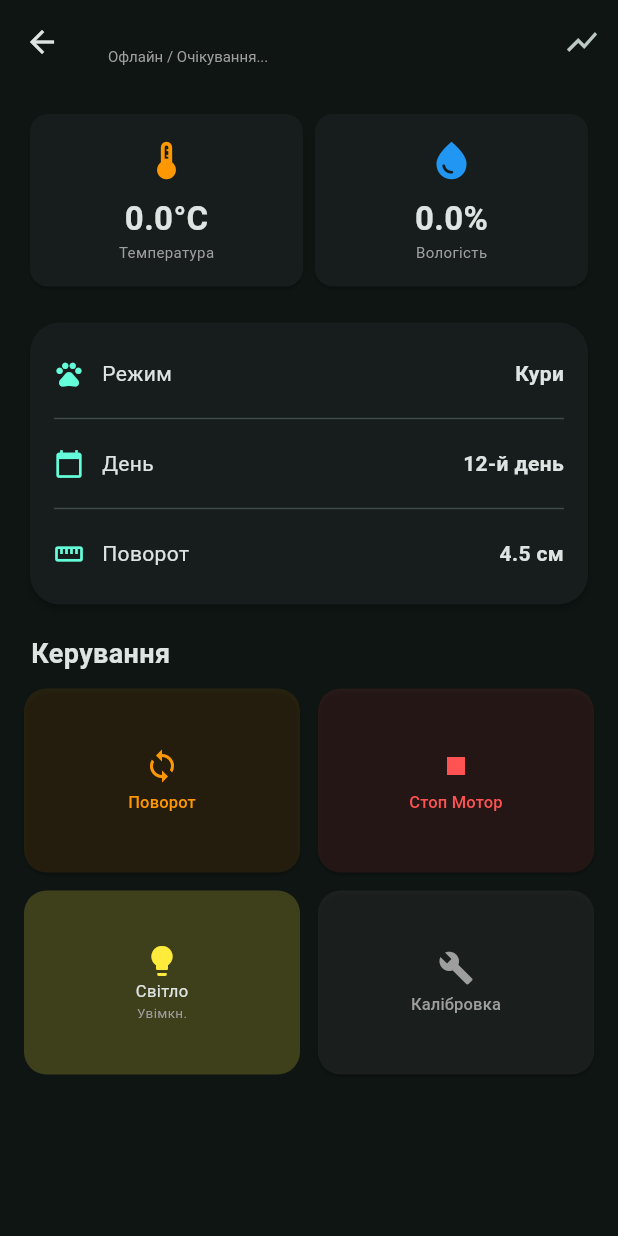
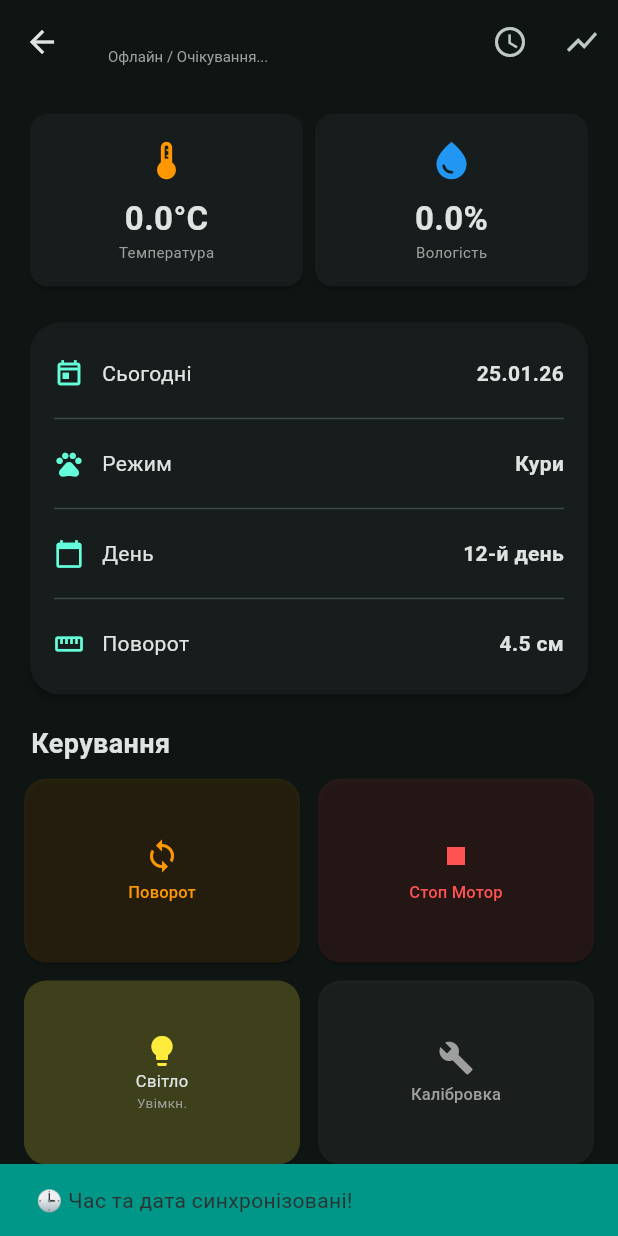
Before and after one commit to Kolyan4ik316/kratis_workspace, a Flutter app: the IncubatorV1ControlScreen screen opened directly with empty values, after a tap on "Світло", on a phone screen of 412 x 824 dp. Run offline on Flutter 3.47's test engine with Material 3 defaults, Android fonts, the phone set to English and light mode, and no system bars; our stand-ins replace fl_chart; network calls fail.

Commit message:
added logic for time sync

```diff
--- a/lib/screens/incubator_v1_control_screen.dart
+++ b/lib/screens/incubator_v1_control_screen.dart
@@ -33,6 +33,9 @@ class _IncubatorV1ControlScreenState extends State<IncubatorV1ControlScreen> {
   double turnDistance = 4.5;
   int day = 12;
 
+  // Прапорець, щоб знати, чи ми вже синхронізували час у цій сесії
+  bool _timeSynced = false;
+
   // Дані для графіків (демо)
   List<FlSpot> tempHistory = [const FlSpot(0, 37.5)];
   List<FlSpot> humidityHistory = [const FlSpot(0, 55)];
@@ -53,11 +56,52 @@ class _IncubatorV1ControlScreenState extends State<IncubatorV1ControlScreen> {
     _watchdogTimer = Timer.periodic(const Duration(minutes: 1), (timer) {
       _checkConnectionStatus();
     });
+
+    // 4. АВТОМАТИЧНА СИНХРОНІЗАЦІЯ ЧАСУ
+    // Робимо невелику затримку (1 сек), щоб UI встиг побудуватися перед показом SnackBar
+    Future.delayed(const Duration(seconds: 1), () {
+      if (mounted && !_timeSynced) {
+        _syncDeviceTime();
+      }
+    });
   }
 
   void _fetchData() {
     // Викликаємо сервіс з конкретним ID цього інкубатора
     _httpService.getSensorData(widget.device.id);
+  }
+
+  // --- ДОПОМІЖНИЙ МЕТОД ДЛЯ ДАТИ ---
+  // Повертає дату у форматі DD.MM.YY (день.місяць.останні_2_цифри_року)
+  String _getFormattedDate() {
+    final now = DateTime.now();
+    final d = now.day.toString().padLeft(2, '0');
+    final m = now.month.toString().padLeft(2, '0');
+    final y = (now.year % 100).toString().padLeft(2, '0'); // Останні 2 цифри
+    return "$d.$m.$y";
+  }
+
+  // --- ЛОГІКА СИНХРОНІЗАЦІЇ ЧАСУ ---
+  void _syncDeviceTime() {
+    // Беремо поточний час телефону (Unix timestamp у секундах)
+    int epochTime = DateTime.now().millisecondsSinceEpoch ~/ 1000;
+
+    print("⏳ Sending Time Sync: $epochTime (Date: ${_getFormattedDate()})");
+
+    // Відправляємо команду на ESP32 (ESP сама розбере дату з epochTime)
+    _httpService.sendCommand(widget.device.id, "SYNC_TIME:$epochTime");
+
+    setState(() {
+      _timeSynced = true;
+    });
+
+    ScaffoldMessenger.of(context).showSnackBar(
+      const SnackBar(
+        content: Text("🕒 Час та дата синхронізовані!"),
+        duration: Duration(seconds: 2),
+        backgroundColor: Colors.teal,
+      ),
+    );
   }
 
   void _checkConnectionStatus() {
@@ -74,8 +118,6 @@ class _IncubatorV1ControlScreenState extends State<IncubatorV1ControlScreen> {
             backgroundColor: Colors.red,
           ),
         );
-        // Тут можна додати логіку видалення пари, якщо це критично:
-        // Navigator.pop(context, 'delete');
       }
     }
   }
@@ -106,6 +148,12 @@ class _IncubatorV1ControlScreenState extends State<IncubatorV1ControlScreen> {
           ],
         ),
         actions: [
+          // Кнопка примусової синхронізації часу
+          IconButton(
+            icon: const Icon(Icons.access_time),
+            tooltip: "Синхронізувати час",
+            onPressed: _syncDeviceTime,
+          ),
           IconButton(
             icon: Icon(
               showCharts ? Icons.show_chart : Icons.show_chart_outlined,
@@ -120,13 +168,11 @@ class _IncubatorV1ControlScreenState extends State<IncubatorV1ControlScreen> {
           // Якщо прийшли нові дані - оновлюємо змінні
           if (snapshot.hasData) {
             final data = snapshot.data!;
-            // Оновлюємо тільки якщо дані валідні
             if (data['temp'] != null) {
               currentTemp = (data['temp'] as num).toDouble();
               currentHum = (data['hum'] as num).toDouble();
               lastDataTime = DateTime.now();
               if (!isOnline) {
-                // Якщо були офлайн - стали онлайн
                 WidgetsBinding.instance.addPostFrameCallback((_) {
                   if (mounted) setState(() => isOnline = true);
                 });
@@ -138,7 +184,7 @@ class _IncubatorV1ControlScreenState extends State<IncubatorV1ControlScreen> {
             padding: const EdgeInsets.all(16),
             child: Column(
               children: [
-                // 1. Основні показники (З даними з Streams)
+                // 1. Основні показники
                 Row(
                   children: [
                     _buildMetricCard(
@@ -164,7 +210,7 @@ class _IncubatorV1ControlScreenState extends State<IncubatorV1ControlScreen> {
 
                 const SizedBox(height: 16),
 
-                // 3. Інфо панель (статична поки що)
+                // 3. Інфо панель
                 Card(
                   elevation: 2,
                   shape: RoundedRectangleBorder(
@@ -174,14 +220,24 @@ class _IncubatorV1ControlScreenState extends State<IncubatorV1ControlScreen> {
                     padding: const EdgeInsets.all(16),
                     child: Column(
                       children: [
+                        // НОВИЙ РЯДОК З ДАТОЮ
+                        _buildInfoRow(
+                          'Сьогодні',
+                          _getFormattedDate(),
+                          Icons.today_outlined,
+                        ),
+                        const Divider(height: 24),
+
                         _buildInfoRow('Режим', selectedMode, Icons.pets),
                         const Divider(height: 24),
+
                         _buildInfoRow(
                           'День',
                           '$day-й день',
                           Icons.calendar_today,
                         ),
                         const Divider(height: 24),
+
                         _buildInfoRow(
                           'Поворот',
                           '$turnDistance см',
@@ -194,7 +250,7 @@ class _IncubatorV1ControlScreenState extends State<IncubatorV1ControlScreen> {
                 ),
                 const SizedBox(height: 16),
 
-                // 4. Керування (відправка команд)
+                // 4. Керування
                 const Align(
                   alignment: Alignment.centerLeft,
                   child: Text(
@@ -253,9 +309,6 @@ class _IncubatorV1ControlScreenState extends State<IncubatorV1ControlScreen> {
       ),
     );
   }
-
-  // ... (Решта методів побудови UI: _buildMetricCard, _buildAdvancedChart і т.д. залишаються такими ж, як були) ...
-  // Я їх скорочу для економії місця, але вони мають бути тут (скопіюйте їх з попереднього incubator_control_screen.dart)
 
   Widget _buildMetricCard(
     String label,
```
